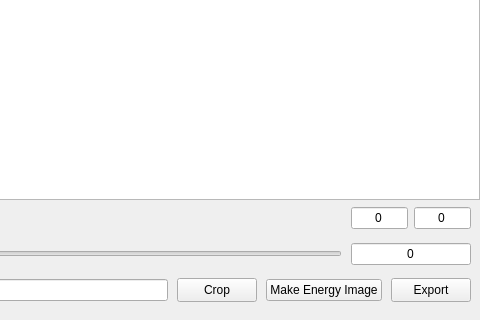
First picture: the form in frontend/src/app/main_window.ui, repository JaderoChan/ContentAwareImageCrop, before the edit; both pictures show x 500 to 980 and y 380 to 700 of the 980 by 700 pixel window.
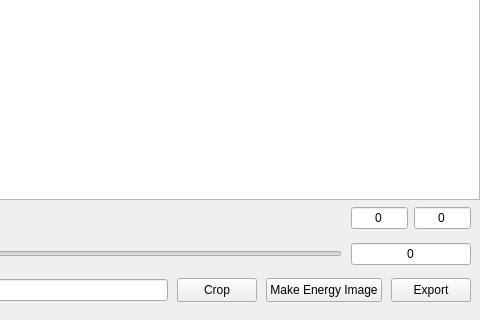
Second picture: the form after the edit. Icons and pictures are not drawn. Custom widgets are drawn as their Qt base class.

Commit message: 优化 MacOs 下的文本显示

What changed in the file:
```diff
--- a/frontend/src/app/main_window.ui
+++ b/frontend/src/app/main_window.ui
@@ -806,6 +806,12 @@
                 </item>
                 <item>
                  <widget class="QPushButton" name="makeEnergyImageButton">
+                  <property name="sizePolicy">
+                   <sizepolicy hsizetype="Minimum" vsizetype="Preferred">
+                    <horstretch>0</horstretch>
+                    <verstretch>0</verstretch>
+                   </sizepolicy>
+                  </property>
                   <property name="text">
                    <string>Make Energy Image</string>
                   </property>
```
Left out of the diff: 12 changed lines with no effect on the pictures. The commit also changes 1 other file.
